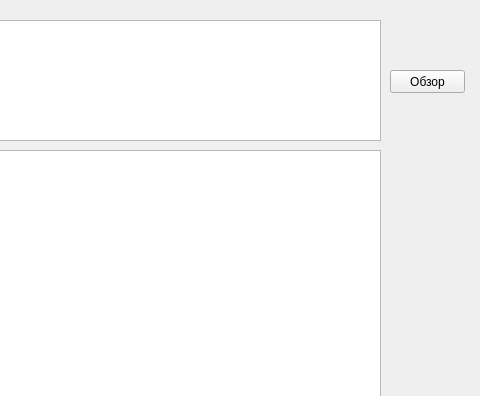
First picture: the form in gui.ui, repository DrZugrik/Open-Spectrum, before the edit; both pictures show x 280 to 760 and y 0 to 396 of the 760 by 500 pixel window.
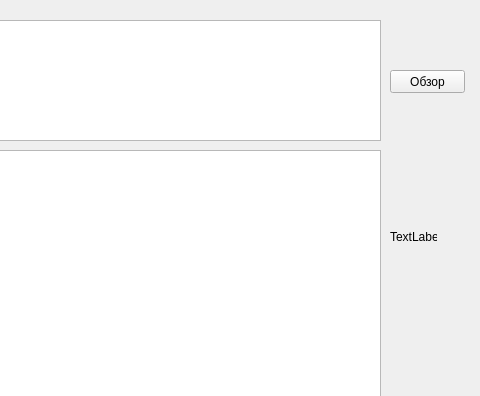
Second picture: the form after the edit.

```diff
--- a/gui.ui
+++ b/gui.ui
@@ -62,6 +62,19 @@
      <string>Обзор</string>
     </property>
    </widget>
+   <widget class="QLabel" name="label">
+    <property name="geometry">
+     <rect>
+      <x>670</x>
+      <y>230</y>
+      <width>47</width>
+      <height>13</height>
+     </rect>
+    </property>
+    <property name="text">
+     <string>TextLabel</string>
+    </property>
+   </widget>
   </widget>
   <widget class="QMenuBar" name="menubar">
    <property name="geometry">
```
Left out of the diff: 2 changed lines with no effect on the pictures.
